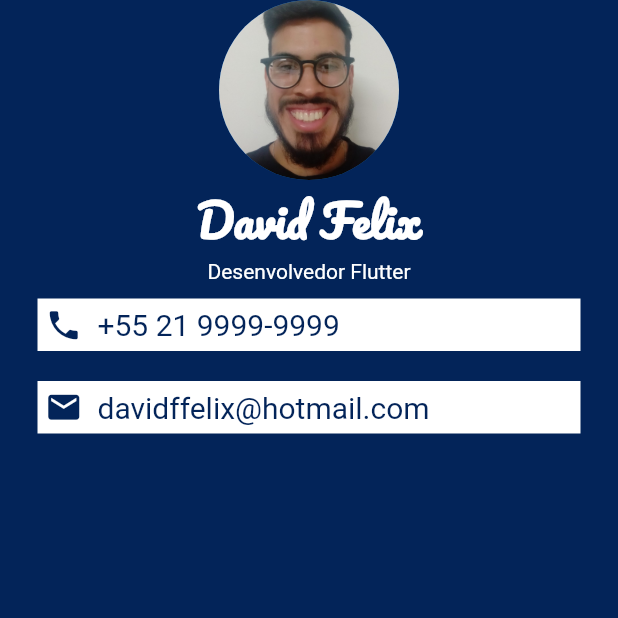
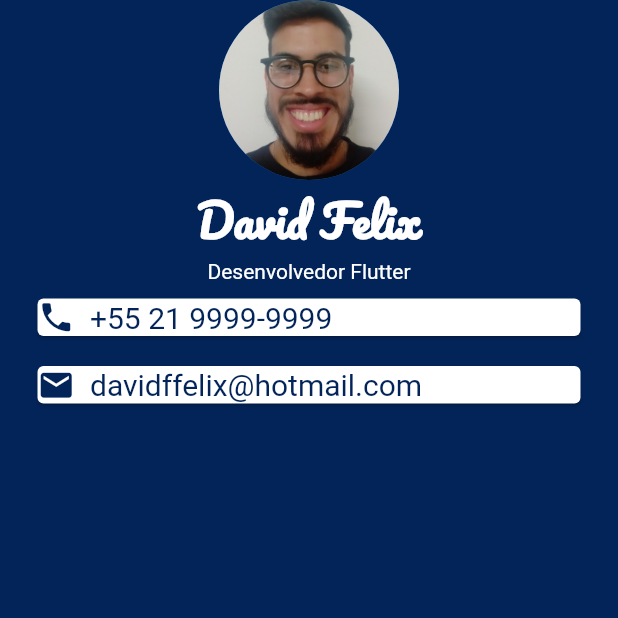
Before and after one commit to davidfffelix/My-Portfolio, a Flutter app: the screen it shows after launch, on a phone screen of 412 x 824 dp, the top half of it. Run offline on Flutter 3.47's test engine with Material 2 defaults, Android fonts, the phone set to English and light mode, and no system bars.

Commit message:
Exchange Container for Card

```diff
--- a/lib/main.dart
+++ b/lib/main.dart
@@ -30,16 +30,16 @@ class MeuApp extends StatelessWidget {
                   fontFamily: 'Pacifico',
                 ),
               ),
-              Text(
-                'Desenvolvedor Flutter',
+              Text('Desenvolvedor Flutter',
                 style: TextStyle(
                   color: Colors.white,
                 ),
               ),
-              Container(
+              Card(
                 color: Colors.white,
-                margin: EdgeInsets.symmetric(vertical: 10, horizontal: 25),
-                padding: EdgeInsets.all(5),
+                margin: EdgeInsets.symmetric(
+                    vertical: 10,
+                    horizontal: 25),
                 child: Row(
                   children: [
                     Icon(
@@ -50,8 +50,7 @@ class MeuApp extends StatelessWidget {
                     SizedBox(
                       width: 10,
                     ),
-                    Text(
-                      '+55 21 9999-9999',
+                    Text('+55 21 9999-9999',
                       style: TextStyle(
                         color: Color(0xff032459),
                         fontSize: 20,
@@ -60,10 +59,12 @@ class MeuApp extends StatelessWidget {
                   ],
                 ),
               ),
-              Container(
-                color: Colors.white,
-                margin: EdgeInsets.symmetric(vertical: 10, horizontal: 25),
-                padding: EdgeInsets.all(5),
+
+              Card(
+                color: Colors. white,
+                margin: EdgeInsets.symmetric(
+                    vertical: 10,
+                    horizontal: 25),
                 child: Row(
                   children: [
                     Icon(
@@ -74,8 +75,7 @@ class MeuApp extends StatelessWidget {
                     SizedBox(
                       width: 10,
                     ),
-                    Text(
-                      'davidffelix@hotmail.com',
+                    Text('davidffelix@hotmail.com',
                       style: TextStyle(
                         color: Color(0xff032459),
                         fontSize: 20,
```
